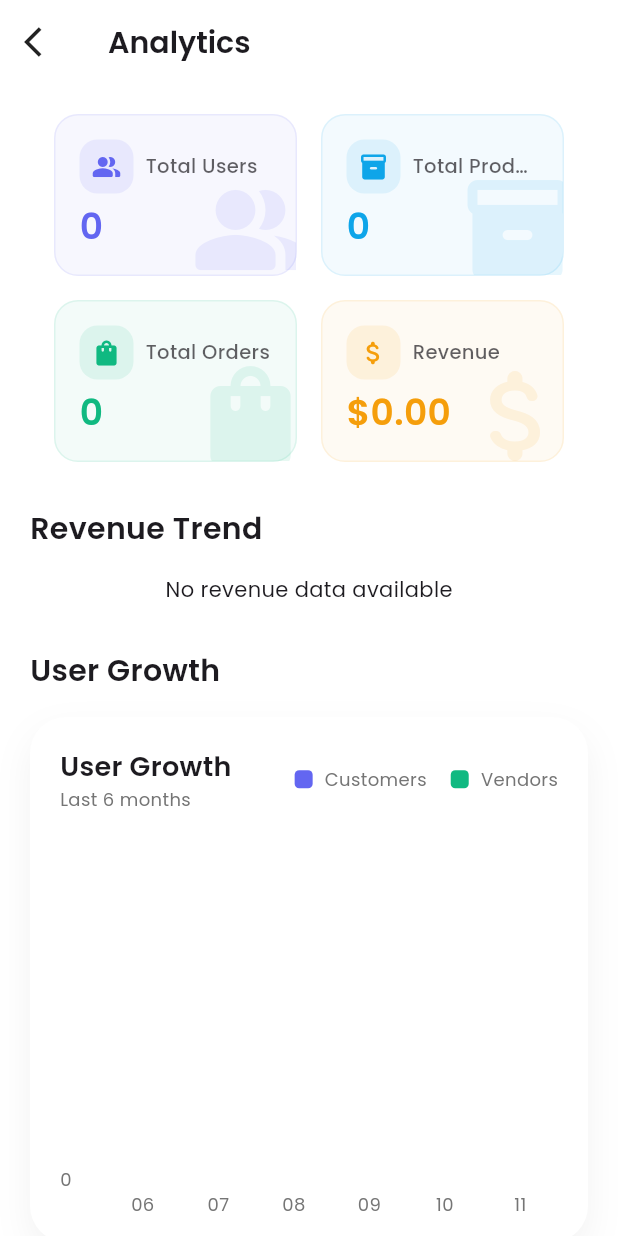
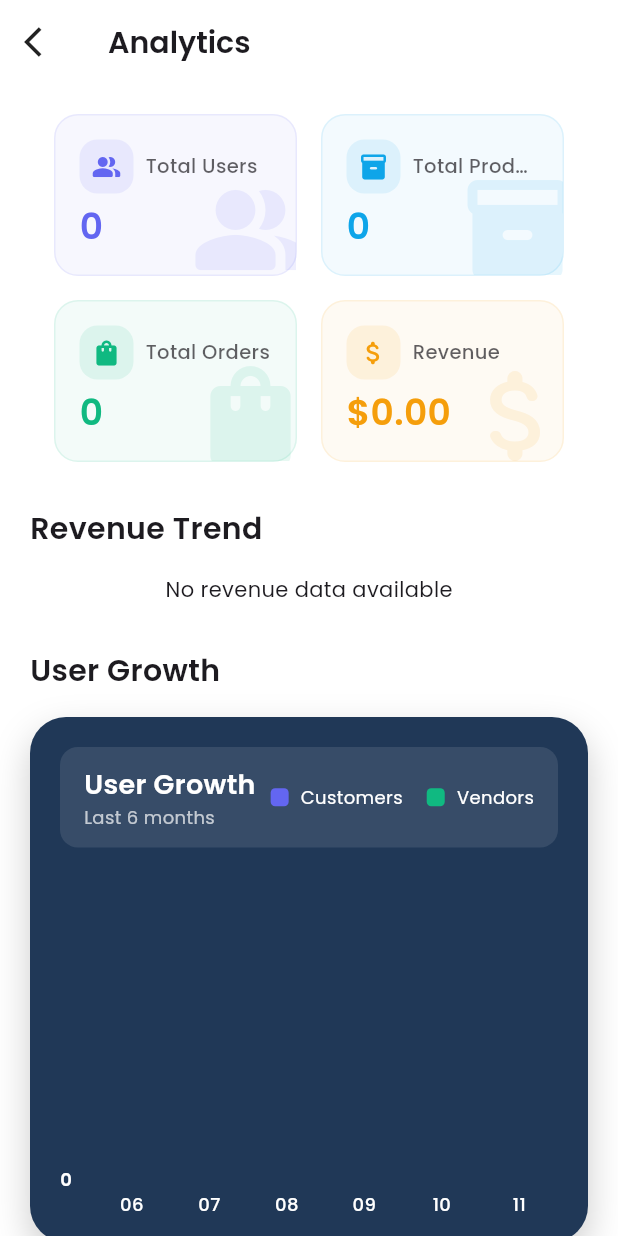
Before and after one commit to Edil-Ayehu/multi_vendor_ecommerce_app_admin_panel, a Flutter app: the screen it shows once a user with an empty profile is signed in, in the side drawer, after a tap on "Analytics", on a phone screen of 412 x 824 dp. Run offline on Flutter 3.47's test engine with Material 3 defaults, Android fonts, the phone set to English and light mode, and no system bars; drawn by our look-alikes of fl_chart; our stand-ins replace cloud_firestore, firebase_auth, firebase_core, google_fonts, line_icons, loading_animation_widget and 2 more; accounts and stored records are empty.

Commit message:
user growth analytics done

```diff
--- a/lib/screens/analytics_screen.dart
+++ b/lib/screens/analytics_screen.dart
@@ -437,7 +437,6 @@ class AnalyticsScreen extends StatelessWidget {
           return const Center(child: Text('No user growth data available'));
         }
 
-        // Find max value for better scaling
         double maxY = 0;
         for (var item in data) {
           maxY = math.max(maxY, (item['customers'] as int).toDouble());
@@ -448,11 +447,11 @@ class AnalyticsScreen extends StatelessWidget {
           height: 350,
           padding: const EdgeInsets.all(20),
           decoration: BoxDecoration(
-            color: Colors.white,
+            color: const Color(0xff203857),
             borderRadius: BorderRadius.circular(24),
             boxShadow: [
               BoxShadow(
-                color: Colors.black.withOpacity(0.05),
+                color: Colors.black.withOpacity(0.2),
                 blurRadius: 20,
                 offset: const Offset(0, 10),
               ),
@@ -461,7 +460,14 @@ class AnalyticsScreen extends StatelessWidget {
           child: Column(
             crossAxisAlignment: CrossAxisAlignment.start,
             children: [
-              Row(
+              Container(
+                padding:
+                    const EdgeInsets.symmetric(horizontal: 16, vertical: 12),
+                decoration: BoxDecoration(
+                  color: Colors.white.withOpacity(0.1),
+                  borderRadius: BorderRadius.circular(12),
+                ),
+                child: Row(
                   mainAxisAlignment: MainAxisAlignment.spaceBetween,
                   children: [
                     Column(
@@ -472,13 +478,14 @@ class AnalyticsScreen extends StatelessWidget {
                           style: GoogleFonts.poppins(
                             fontSize: 18,
                             fontWeight: FontWeight.w600,
+                            color: Colors.white,
                           ),
                         ),
                         Text(
                           'Last ${data.length} months',
                           style: GoogleFonts.poppins(
                             fontSize: 12,
-                          color: Colors.grey[600],
+                            color: Colors.white70,
                           ),
                         ),
                       ],
@@ -494,6 +501,7 @@ class AnalyticsScreen extends StatelessWidget {
                     ),
                   ],
                 ),
+              ),
               const SizedBox(height: 20),
               Expanded(
                 child: BarChart(
@@ -503,7 +511,7 @@ class AnalyticsScreen extends StatelessWidget {
                     barTouchData: BarTouchData(
                       enabled: true,
                       touchTooltipData: BarTouchTooltipData(
-                        // tooltipBgColor: Colors.blueGrey.withOpacity(0.9),
+                        // tooltipBgColor: Colors.white.withOpacity(0.9),
                         tooltipRoundedRadius: 8,
                         tooltipMargin: 8,
                         getTooltipItem: (group, groupIndex, rod, rodIndex) {
@@ -515,19 +523,29 @@ class AnalyticsScreen extends StatelessWidget {
                           return BarTooltipItem(
                             '$type\n$value',
                             GoogleFonts.poppins(
-                              color: Colors.white,
-                              fontWeight: FontWeight.w500,
+                              color: Colors.black87,
+                              fontWeight: FontWeight.w600,
                             ),
                           );
                         },
                       ),
                     ),
                     titlesData: FlTitlesData(
-                      show: true,
-                      rightTitles:
-                          AxisTitles(sideTitles: SideTitles(showTitles: false)),
-                      topTitles:
-                          AxisTitles(sideTitles: SideTitles(showTitles: false)),
+                      leftTitles: AxisTitles(
+                        sideTitles: SideTitles(
+                          showTitles: true,
+                          getTitlesWidget: (value, meta) {
+                            return Text(
+                              value.toInt().toString(),
+                              style: GoogleFonts.poppins(
+                                color: Colors.white,
+                                fontSize: 12,
+                                fontWeight: FontWeight.w600,
+                              ),
+                            );
+                          },
+                        ),
+                      ),
                       bottomTitles: AxisTitles(
                         sideTitles: SideTitles(
                           showTitles: true,
@@ -541,8 +559,9 @@ class AnalyticsScreen extends StatelessWidget {
                                 child: Text(
                                   date.substring(5),
                                   style: GoogleFonts.poppins(
-                                    color: Colors.grey[600],
+                                    color: Colors.white,
                                     fontSize: 12,
+                                    fontWeight: FontWeight.w500,
                                   ),
                                 ),
                               );
@@ -551,21 +570,10 @@ class AnalyticsScreen extends StatelessWidget {
                           },
                         ),
                       ),
-                      leftTitles: AxisTitles(
-                        sideTitles: SideTitles(
-                          showTitles: true,
-                          reservedSize: 30,
-                          getTitlesWidget: (value, meta) {
-                            return Text(
-                              value.toInt().toString(),
-                              style: GoogleFonts.poppins(
-                                color: Colors.grey[600],
-                                fontSize: 12,
-                              ),
-                            );
-                          },
-                        ),
-                      ),
+                      rightTitles:
+                          AxisTitles(sideTitles: SideTitles(showTitles: false)),
+                      topTitles:
+                          AxisTitles(sideTitles: SideTitles(showTitles: false)),
                     ),
                     gridData: FlGridData(
                       show: true,
@@ -573,7 +581,7 @@ class AnalyticsScreen extends StatelessWidget {
                       horizontalInterval: maxY > 5 ? maxY / 5 : 1,
                       getDrawingHorizontalLine: (value) {
                         return FlLine(
-                          color: Colors.grey.withOpacity(0.1),
+                          color: Colors.white.withOpacity(0.2),
                           strokeWidth: 1,
                         );
                       },
@@ -627,7 +635,7 @@ class AnalyticsScreen extends StatelessWidget {
           label,
           style: GoogleFonts.poppins(
             fontSize: 12,
-            color: Colors.grey[600],
+            color: Colors.white,
           ),
         ),
       ],
```
Lines whose indentation alone changed are shown as unchanged.
